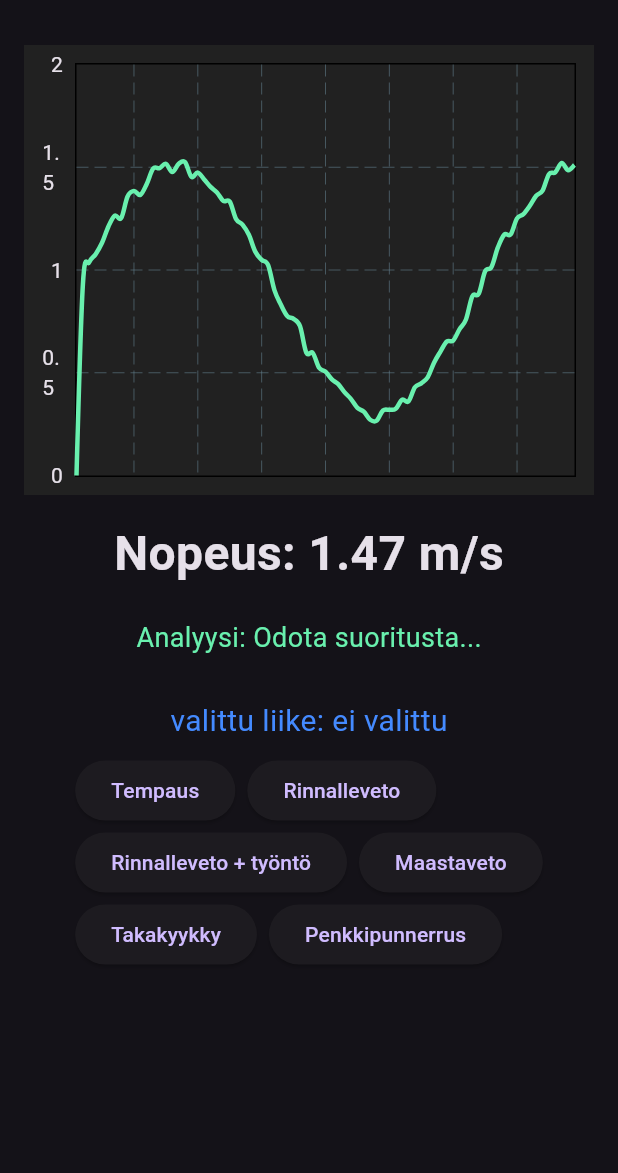
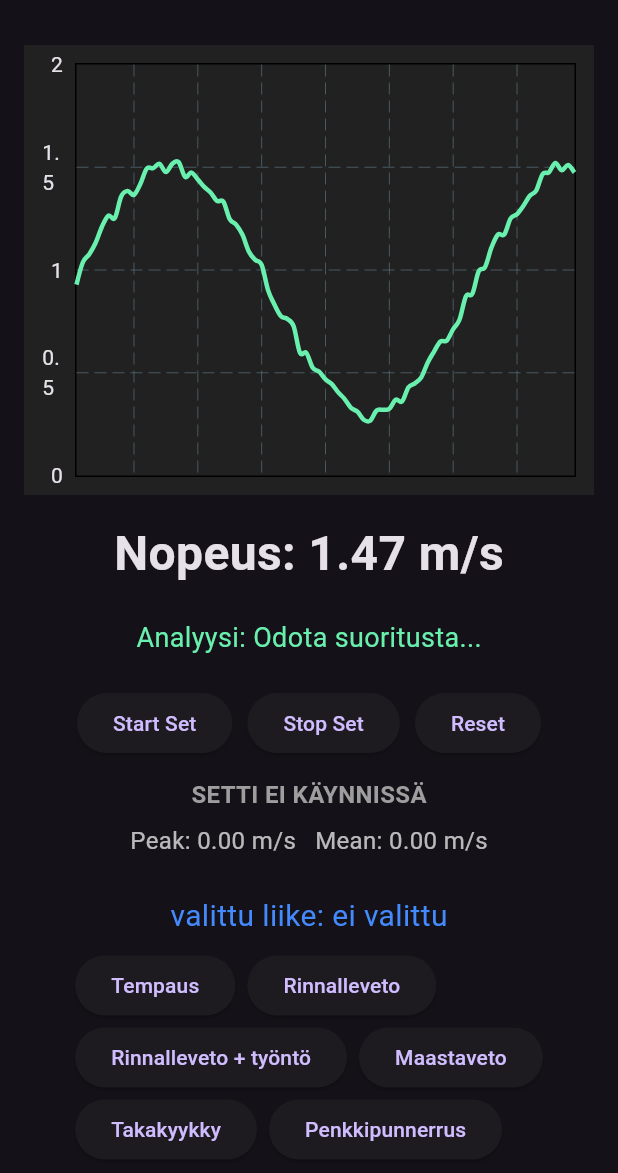
Before and after one commit to m351351/Velocity-Based-Training, a Flutter app: the screen it shows after launch, on a phone screen of 412 x 824 dp, the part 63-1236 px from its top. Run offline on Flutter 3.47's test engine with Material 3 defaults, Android fonts, the phone set to English and light mode, and no system bars; drawn by our look-alikes of fl_chart.

Commit message:
feat: added start/stop/reset with mean and peak values

```diff
--- a/flutter/lib/main.dart
+++ b/flutter/lib/main.dart
@@ -3,6 +3,7 @@ import 'dart:async';
 // Bluetooth-kirjasto, otetaan käyttöön myöhemmin
 import 'dart:math';
 import 'package:fl_chart/fl_chart.dart';
+
 void main() {
   runApp(const VBTApp());
 }
@@ -28,56 +29,14 @@ class VBTPage extends StatefulWidget {
 }
 
 // TÄÄLLÄ ALOITUSNÄKYMÄÄN TULEVAT TEKSTIT -meri 190326
-
 class _VBTPageState extends State<VBTPage> {
+  bool isRecording = false;
+  final List<double> _setVelocities = []; // tallennetaan jokaisen sarjan nopeudet analyysiä varten
+  double peakVelocity = 0.0; // tallennetaan sarjan huippunopeus analyysiä varten
+  double meanVelocity = 0.0; // tallennetaan sarjan keskimääräinen nopeus analyysiä varten
 
   final List<FlSpot> _velocitySpots = []; // Graafipisteet kiihtyvyysdatasta
   double _x = 0.0; // ajan kulumista simuloiva muuttuja graafia varten
-
-// Tässä mock-datalla simuloidaan kiihtyvyysanturin dataa
-  @override
-  void initState() {
-    super.initState();
-
-    _timer = Timer.periodic(const Duration(milliseconds: 100), (_) {
-      setState(() {
-        _t += 0.1; // Simuloidaan ajan kulumista
-        _x += 1.0;
-        _velocitySpots.add(FlSpot(_x, currentVelocity));
-
-        if (_velocitySpots.length > 100) {
-          _velocitySpots.removeAt(0); // graafin skaalaus viimeiseen 100 pisteesee
-        } // uusi datapiste graafiin
-        // perusmuoto: siniaalto ja pieni satunnaisuus
-        final base = 0.9 + 0.6 * sin(_t); // simuloidaan nosto ja laskuvaihetta
-        final noise = (_random.nextDouble() - 0.5) * 0.08; // satunnaista kohinaa
-
-        // Ei anneta nopeuden mennä negatiiviseksi tässä mock-datassa
-        currentVelocity = max(0.0, base + noise);
-            });
-  });
-}
-@override
-void dispose() {
-  _timer?.cancel();
-  super.dispose();
-
-}
-  // Tänne tulee myöhemmin kiihtyvyysanturin data [cite: 25, 76]
-
-/* //TÄMÄ PÄÄLLE KUN HALUTAAN KÄYTTÄÄ KÄYTTÖLIITTYMÄÄ PUHELIMELLA, POIS PÄÄLTÄ JOS KEHITYS KONEELLA -meri 190326
-@override
-  void initState(){
-    super.initState();
-
-    FlutterBluePlus.adapterState.listen((BluetoothAdapterState state){
-      if (state == BluetoothAdapterState.on){
-        debugPrint("Bluetooth on päällä ja valmis VBT-laitteen hakuun.");
-      } else{
-        debugPrint("Bluetooth on pois päältä, tarttis varmaan tehdä jotain");
-      }
-    });
-  }*/
 
   String valittuLiike = "ei valittu";
   final List<String> liikkeet = [
@@ -94,6 +53,89 @@ void dispose() {
   Timer? _timer;
   double _t = 0.0; // simulointia varten "aika"
   final Random _random = Random();
+
+  // Tässä mock-datalla simuloidaan kiihtyvyysanturin dataa
+  @override
+  void initState() {
+    super.initState();
+
+    _timer = Timer.periodic(const Duration(milliseconds: 100), (_) {
+      setState(() {
+        _t += 0.1; // Simuloidaan ajan kulumista
+
+        // perusmuoto: siniaalto ja pieni satunnaisuus
+        final base = 0.9 + 0.6 * sin(_t); // simuloidaan nosto ja laskuvaihetta
+        final noise = (_random.nextDouble() - 0.5) * 0.08; // satunnaista kohinaa
+
+        // Ei anneta nopeuden mennä negatiiviseksi tässä mock-datassa
+        currentVelocity = max(0.0, base + noise);
+
+        _x += 1.0;
+        _velocitySpots.add(FlSpot(_x, currentVelocity));
+
+        if (_velocitySpots.length > 100) {
+          _velocitySpots.removeAt(0); // graafin skaalaus viimeiseen 100 pisteeseen
+        }
+
+        if (isRecording) {
+          _setVelocities.add(currentVelocity);
+        }
+      });
+    });
+  }
+
+  @override
+  void dispose() {
+    _timer?.cancel();
+    super.dispose();
+  }
+
+  void _startSet() {
+    setState(() {
+      isRecording = true;
+      _setVelocities.clear();
+      peakVelocity = 0.0;
+      meanVelocity = 0.0;
+    });
+  }
+
+  void _stopSet() {
+    setState(() {
+      isRecording = false;
+
+      if (_setVelocities.isNotEmpty) {
+        peakVelocity = _setVelocities.reduce((a, b) => a > b ? a : b);
+        meanVelocity =
+            _setVelocities.reduce((a, b) => a + b) / _setVelocities.length;
+      }
+    });
+  }
+
+  void _resetSet() {
+    setState(() {
+      isRecording = false;
+      _setVelocities.clear();
+      peakVelocity = 0.0;
+      meanVelocity = 0.0;
+    });
+  }
+
+  // Tänne tulee myöhemmin kiihtyvyysanturin data [cite: 25, 76]
+
+/* //TÄMÄ PÄÄLLE KUN HALUTAAN KÄYTTÄÄ KÄYTTÖLIITTYMÄÄ PUHELIMELLA, POIS PÄÄLTÄ JOS KEHITYS KONEELLA -meri 190326
+  @override
+  void initState() {
+    super.initState();
+
+    FlutterBluePlus.adapterState.listen((BluetoothAdapterState state) {
+      if (state == BluetoothAdapterState.on) {
+        debugPrint("Bluetooth on päällä ja valmis VBT-laitteen hakuun.");
+      } else {
+        debugPrint("Bluetooth on pois päältä, tarttis varmaan tehdä jotain");
+      }
+    });
+  }
+*/
 
   @override
   Widget build(BuildContext context) {
@@ -116,10 +158,14 @@ void dispose() {
                   maxY: 2.0,
                   gridData: const FlGridData(show: true),
                   titlesData: const FlTitlesData(
-        leftTitles: AxisTitles(sideTitles: SideTitles(showTitles: true)),
-        bottomTitles: AxisTitles(sideTitles: SideTitles(showTitles: false)),
-        topTitles: AxisTitles(sideTitles: SideTitles(showTitles: false)),
-        rightTitles: AxisTitles(sideTitles: SideTitles(showTitles: false)),
+                    leftTitles:
+                        AxisTitles(sideTitles: SideTitles(showTitles: true)),
+                    bottomTitles:
+                        AxisTitles(sideTitles: SideTitles(showTitles: false)),
+                    topTitles:
+                        AxisTitles(sideTitles: SideTitles(showTitles: false)),
+                    rightTitles:
+                        AxisTitles(sideTitles: SideTitles(showTitles: false)),
                   ),
                   borderData: FlBorderData(show: true),
                   lineBarsData: [
@@ -150,40 +196,66 @@ void dispose() {
               style: TextStyle(color: Colors.greenAccent, fontSize: 18),
             ),
           ),
-/*
-          // 4. Testipainike simulointiin
+
+          // 4. Setin hallinta
+          Row(
+            mainAxisAlignment: MainAxisAlignment.center,
+            children: [
               ElevatedButton(
-            onPressed: () {
-              setState(() {
-                currentVelocity = 1.25; // Simuloitu nosto [cite: 66]
-              });
-            },
-            child: const Text('Simuloi nosto'),
+                onPressed: _startSet,
+                child: const Text('Start Set'),
               ),
-*/
+              const SizedBox(width: 10),
+              ElevatedButton(
+                onPressed: _stopSet,
+                child: const Text('Stop Set'),
+              ),
+              const SizedBox(width: 10),
+              ElevatedButton(
+                onPressed: _resetSet,
+                child: const Text('Reset'),
+              ),
+            ],
+          ),
+          const SizedBox(height: 12),
+          Text(
+            isRecording ? 'SETTI KÄYNNISSÄ' : 'SETTI EI KÄYNNISSÄ',
+            style: TextStyle(
+              color: isRecording ? Colors.orangeAccent : Colors.grey,
+              fontSize: 16,
+              fontWeight: FontWeight.bold,
+            ),
+          ),
+          const SizedBox(height: 8),
+          Text(
+            'Peak: ${peakVelocity.toStringAsFixed(2)} m/s   Mean: ${meanVelocity.toStringAsFixed(2)} m/s',
+            style: const TextStyle(fontSize: 16, color: Colors.white70),
+          ),
+
+          const SizedBox(height: 16),
+
 // TÄSSÄ NAPPULAT LIIKKEIDEN VALINTAAN -meri 190326
           Padding(
-            padding: EdgeInsets.all(8.0),
-            child: Text("valittu liike: $valittuLiike",
-              style: TextStyle(fontSize: 20, color: Colors.blueAccent)),
+            padding: const EdgeInsets.all(8.0),
+            child: Text(
+              "valittu liike: $valittuLiike",
+              style: const TextStyle(fontSize: 20, color: Colors.blueAccent),
+            ),
           ),
 
           Wrap(
             spacing: 8.0,
-            children: liikkeet.map((yksiLiike){
+            children: liikkeet.map((yksiLiike) {
               return ElevatedButton(
-                onPressed: (){
+                onPressed: () {
                   setState(() {
                     valittuLiike = yksiLiike;
                   });
-                } ,
+                },
                 child: Text(yksiLiike),
               );
-            }) .toList(),
+            }).toList(),
           ),
-
-
-
         ],
       ),
     );
```
Lines whose indentation alone changed are shown as unchanged.
